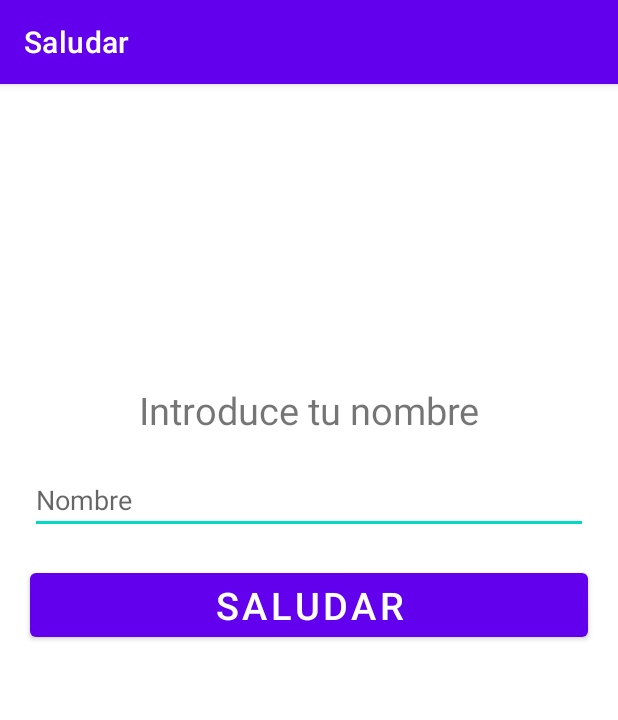
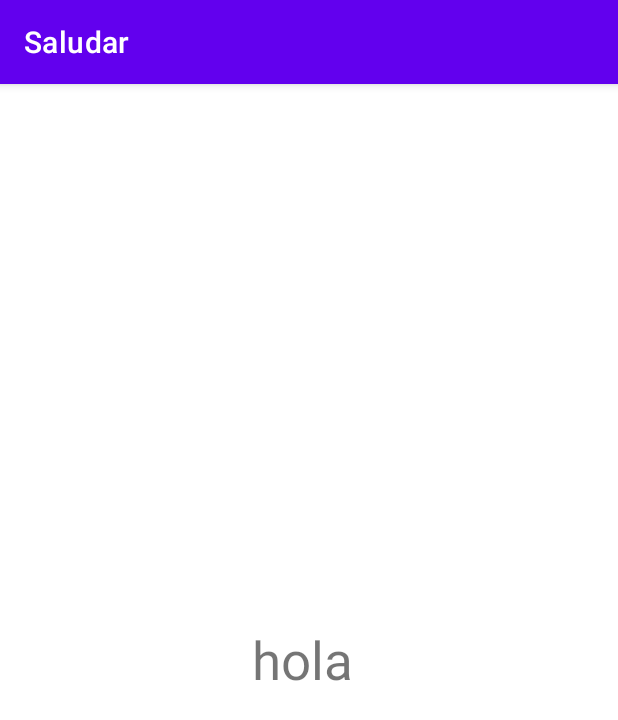
Before and after one commit to brianz14/SaludarApp, an Android app: the screen it shows after launch (PrincipalActivity before the commit, ExtensionSaludar after it), after a tap on "SALUDAR", on a phone screen of 412 x 824 dp. Shown: the top 720 px of the screen. Run offline under Robolectric (Android 15) with nearby library versions, the phone set to English and light mode, and no system bars.

```diff
--- /dev/null
+++ b/app/src/main/java/com/example/saludar/ExtensionSaludar.kt
@@ -0,0 +1,19 @@
+package com.example.saludar
+
+import androidx.appcompat.app.AppCompatActivity
+import android.os.Bundle
+import android.widget.EditText
+import android.widget.TextView
+
+class ExtensionSaludar : AppCompatActivity() {
+    override fun onCreate(savedInstanceState: Bundle?) {
+        super.onCreate(savedInstanceState)
+        setContentView(R.layout.activity_extension_saludar)
+
+        val tvGreeting = findViewById<TextView>(R.id.tvGreeting)
+
+        val nombre:String=intent.extras?.getString("EXTRA_NAME").orEmpty()
+        tvGreeting.text=("hola $nombre")
+
+    }
+}
--- a/app/src/main/java/com/example/saludar/PrincipalActivity.kt
+++ b/app/src/main/java/com/example/saludar/PrincipalActivity.kt
@@ -21,16 +21,27 @@ class PrincipalActivity : AppCompatActivity() {
         val btnSaludar = findViewById<Button>(R.id.btnSaludar);
 
         btnSaludar.setOnClickListener {
-            val nombre= textoSaludar.text.toString();
-            if (nombre.isNotEmpty()){
-                //oculto el teclado
-                val inputMethodManager =
-                    getSystemService(Context.INPUT_METHOD_SERVICE) as InputMethodManager
-                inputMethodManager.hideSoftInputFromWindow(textoSaludar.windowToken, 0)
-                Toast.makeText(this,"hola $nombre", Toast.LENGTH_SHORT).show()
-                Snackbar.make( btnSaludar,"hola snackbar $nombre",Snackbar.LENGTH_SHORT).show()
+             val nombre= textoSaludar.text.toString();
+//            if (nombre.isNotEmpty()){
+//
+//                //ocultar el teclado comienza aqui
+//                val inputMethodManager =getSystemService(Context.INPUT_METHOD_SERVICE) as InputMethodManager
+//                inputMethodManager.hideSoftInputFromWindow(textoSaludar.windowToken, 0)
+//                //termina aqui
+//
+//                Toast.makeText(this,"hola toad $nombre", Toast.LENGTH_SHORT).show()
+//                Snackbar.make( btnSaludar,"hola snackbar $nombre",Snackbar.LENGTH_SHORT).show()
+//
+////                     lo dejo comentado porque no quiero que se cierre la app , solo mostrar
+////                    .setAnchorView(btnSaludar)
+////                    .setAction("CLOSE") { finishAffinity() }
+////                    .show()
+//            }
+//            textoSaludar.setText("")
 
-            }
+            val intentGA= Intent(this,ExtensionSaludar::class.java)
+            intentGA.putExtra("EXTRA_NAME",nombre)
+            startActivity(intentGA);
         }
 
 
--- /dev/null
+++ b/app/src/main/res/layout/activity_extension_saludar.xml
@@ -0,0 +1,21 @@
+<?xml version="1.0" encoding="utf-8"?>
+<LinearLayout xmlns:android="http://schemas.android.com/apk/res/android"
+    xmlns:app="http://schemas.android.com/apk/res-auto"
+    xmlns:tools="http://schemas.android.com/tools"
+    android:layout_width="match_parent"
+    android:layout_height="match_parent"
+    tools:context=".ExtensionSaludar">
+    <TextView
+        android:id="@+id/tvGreeting"
+        android:layout_width="match_parent"
+        android:layout_height="wrap_content"
+        android:layout_gravity="center"
+        android:text="@string/txt_ext_app"
+        android:textFontWeight="1"
+        android:textSize="35sp"
+        android:layout_marginHorizontal="25dp"
+        tools:text="Saludo Ejemplo"
+        android:textAlignment="center"
+        ></TextView>
+
+</LinearLayout>
--- a/app/src/main/res/layout/activity_principal.xml
+++ b/app/src/main/res/layout/activity_principal.xml
@@ -13,7 +13,7 @@
         android:layout_height="wrap_content"
         android:layout_marginHorizontal="20dp"
         android:layout_marginTop="200dp"
-        android:text="Introduce tu nombre"
+        android:text="@string/lblTitulo"
         android:textAlignment="center"
         android:textSize="25sp"
         app:layout_constraintTop_toTopOf="parent"></TextView>
@@ -24,8 +24,9 @@
         android:layout_height="wrap_content"
         android:layout_marginHorizontal="20dp"
         android:layout_marginTop="20dp"
-        android:hint="Nombre"
+        android:hint="@string/txtNombre"
         android:maxLines="1"
+        android:singleLine="true"
         app:layout_constraintTop_toBottomOf="@id/TextoSaludar"></EditText>
 
     <Button
@@ -34,7 +35,7 @@
         android:layout_height="wrap_content"
         android:layout_marginHorizontal="20dp"
         android:layout_marginTop="20dp"
-        android:text="Saludar"
+        android:text="@string/btnSaludar"
         android:textSize="25sp"
         app:layout_constraintTop_toBottomOf="@id/InputTextSaludar"></Button>
 
--- a/app/src/main/res/values/strings.xml
+++ b/app/src/main/res/values/strings.xml
@@ -1,3 +1,7 @@
 <resources>
     <string name="app_name">Saludar</string>
+    <string name="btnSaludar">Saludar</string>
+    <string name="txtNombre"></string>
+    <string name="lblTitulo">Introduce tu nombre</string>
+    <string name="txt_ext_app"></string>
 </resources>
```
Also changed, not shown: app/src/main/AndroidManifest.xml (+6 -3 lines).
